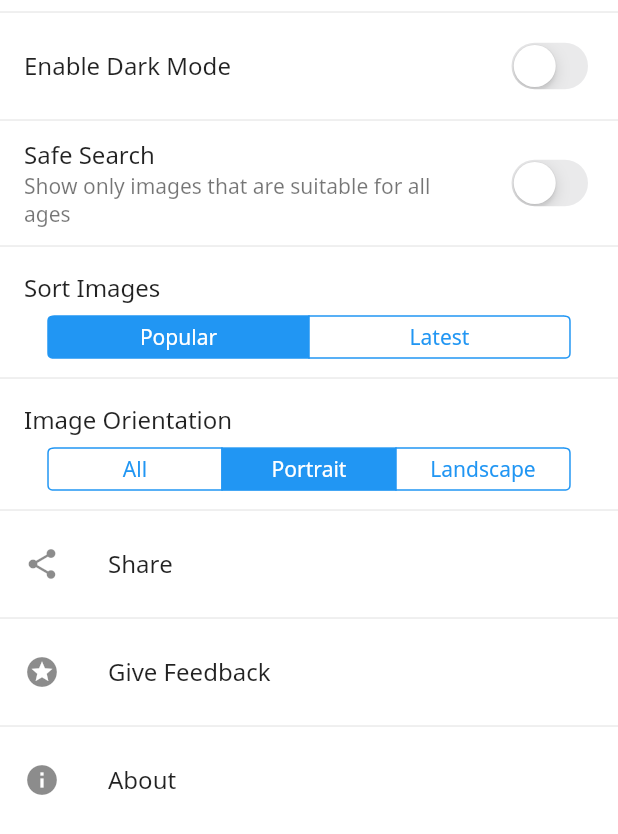
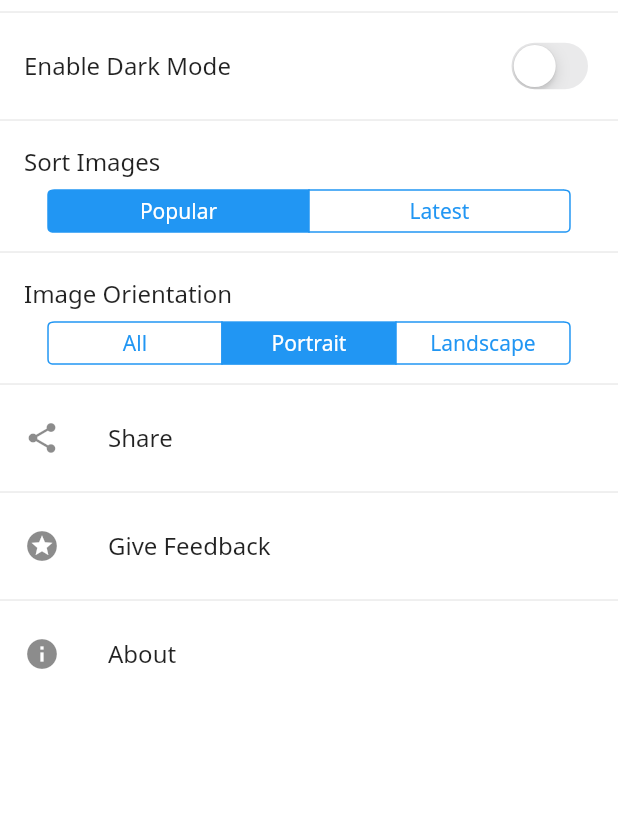
Before and after one commit to Soumyadeep21/Pixels-Wallpaper-App, a Flutter app: the SettingsPage widget shown alone on an empty page, opened directly, on a phone screen of 412 x 824 dp. Shown: the top 834 px of the screen. Run offline on Flutter 3.47's test engine with Material 2 defaults, Android fonts, the phone set to English and light mode, and no system bars; our stand-ins replace cached_network_image, dio, flutter_spinkit, fluttertoast, font_awesome_flutter, page_transition and 3 more; missing offline and left inert: downloads_path_provider, launch_review, rate_my_app; accounts and stored records are empty; network calls fail.

Commit message:
removed safe search

```diff
--- a/lib/screens/settings_page.dart
+++ b/lib/screens/settings_page.dart
@@ -23,15 +23,15 @@ class SettingsPage extends StatelessWidget {
           ),
         ),
         Divider(),
-        ListTile(
-          title: Text('Safe Search'),
-          subtitle: Text('Show only images that are suitable for all ages'),
-          trailing: CupertinoSwitch(
-            value: preferences.safeSearch,
-            onChanged: (_) => preferences.changeSafeSearch(),
-          ),
-        ),
-        Divider(),
+        // ListTile(
+        //   title: Text('Safe Search'),
+        //   subtitle: Text('Show only images that are suitable for all ages'),
+        //   trailing: CupertinoSwitch(
+        //     value: preferences.safeSearch,
+        //     onChanged: (_) => preferences.changeSafeSearch(),
+        //   ),
+        // ),
+        // Divider(),
         ListTile(
           title: Padding(
             padding: const EdgeInsets.only(bottom: 8.0),
--- a/lib/utils/url_maker.dart
+++ b/lib/utils/url_maker.dart
@@ -14,7 +14,7 @@ class URLMaker {
     WallpaperOrientation orientation = preferences.wallpaperOrientation;
     Order order = preferences.order;
     if (query != null) baseURL = baseURL + '&q=${_urlFormatter(query)}';
-    if (safeSearch != null) baseURL = baseURL + '&safesearch=$safeSearch';
+    if (safeSearch != null) baseURL = baseURL + '&safesearch=true';
     if (editorsChoice != null)
       baseURL = baseURL + '&editors_choice=$editorsChoice';
     baseURL = baseURL + '&page=$page';
```
